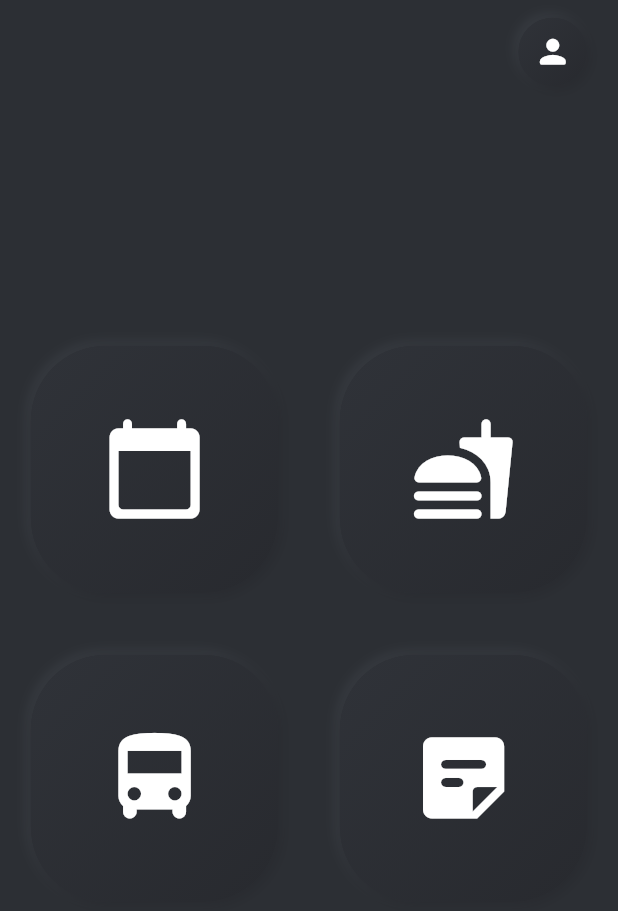
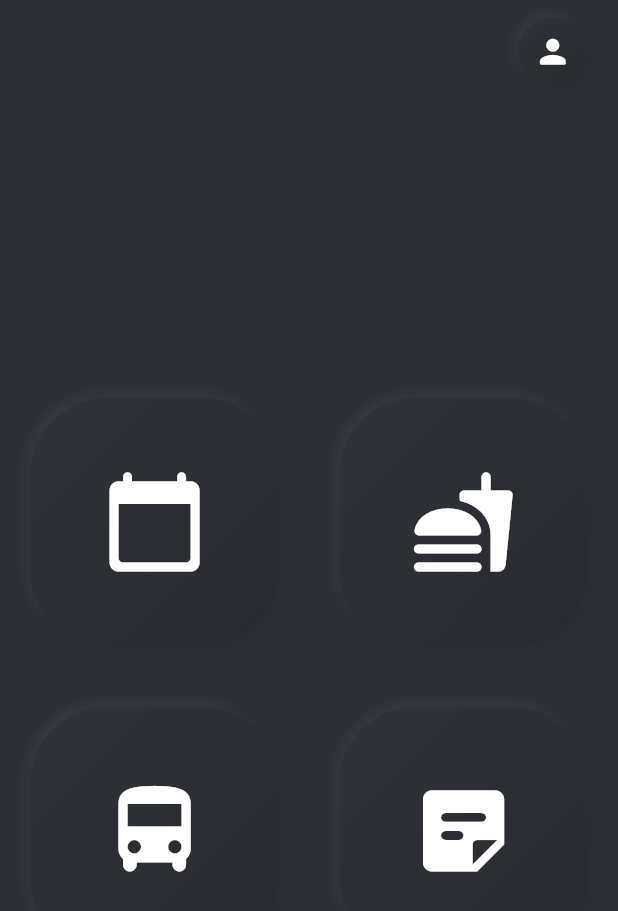
Before and after one commit to pisekgasper/fri-app, a Flutter app: the HomePage screen opened directly, on a phone screen of 412 x 824 dp. Shown: the top 911 px of the screen. Run offline on Flutter 3.47's test engine with Material 2 defaults, Android fonts, the phone set to English and light mode, and no system bars; drawn by our look-alikes of flutter_neumorphic; our stand-ins replace cloud_firestore, firebase_auth, firebase_core, flutter_spinkit, font_awesome_flutter; accounts and stored records are empty.

Commit message:
:lipstick: FIX: Home page layout without user data

```diff
--- a/lib/home_page.dart
+++ b/lib/home_page.dart
@@ -13,15 +13,16 @@ class _HomePageState extends State<HomePage> {
   FirebaseFirestore db = FirebaseFirestore.instance;
   FirebaseAuth auth = FirebaseAuth.instance;
 
-  String _fullName;
+  String _name;
   String _studentsNumber;
 
   @override
   void initState() {
     super.initState();
-    getStudentsData().then((value) => setState(() {
-          _fullName = value['name'];
-          _studentsNumber = value['studentsNumber'].toString();
+
+    getUserData().then((val) => setState(() {
+          _name = val['name'];
+          _studentsNumber = val['studentsNumber'].toString();
         }));
   }
 
@@ -51,37 +52,12 @@ class _HomePageState extends State<HomePage> {
       backgroundColor: const Color(0xff2c2f34),
       body: Column(children: [
         NavBar(title: "", back: false, user: true, refresh: false),
-        Container(
-          height: _fullNameFontSize * 4,
-          child: Column(
-            mainAxisAlignment: MainAxisAlignment.center,
-            children: [
-              Container(
-                height: _fullNameFontSize * 2,
-                child: Column(
-                    mainAxisAlignment: MainAxisAlignment.spaceEvenly,
-                    children: [
-                      Text(
-                        (_fullName != null) ? _fullName : "",
-                        style: _fullNameTextStyle,
-                        textAlign: TextAlign.left,
-                      ),
-                      Text(
-                        (_studentsNumber != null) ? _studentsNumber : "",
-                        style: _studentsNumberTextStyle,
-                        textAlign: TextAlign.left,
-                      ),
-                    ]),
-              ),
-            ],
-          ),
-        ),
         Expanded(
           child: Container(
             child: Row(
-              crossAxisAlignment: CrossAxisAlignment.start,
+              crossAxisAlignment: CrossAxisAlignment.center,
               children: [
-                Column(children: [
+                Column(mainAxisAlignment: MainAxisAlignment.center, children: [
                   Container(
                       width: _screenWidth / 2,
                       height: _screenWidth / 2,
@@ -91,7 +67,7 @@ class _HomePageState extends State<HomePage> {
                       height: _screenWidth / 2,
                       child: HugeButton(icon: Icons.directions_bus_rounded)),
                 ]),
-                Column(children: [
+                Column(mainAxisAlignment: MainAxisAlignment.center, children: [
                   Container(
                       width: _screenWidth / 2,
                       height: _screenWidth / 2,
@@ -116,4 +92,16 @@ class _HomePageState extends State<HomePage> {
             {if (documentSnapshot.exists) result = documentSnapshot.data()});
     return result;
   }
+
+  Future<Map<String, dynamic>> getUserData() async {
+    Map<String, dynamic> res = new Map<String, String>();
+    await db
+        .collection('users')
+        .doc(auth.currentUser.uid)
+        .get()
+        .then((DocumentSnapshot documentSnapshot) {
+      if (documentSnapshot.exists) res = documentSnapshot.data();
+    });
+    return res;
+  }
 }
```
